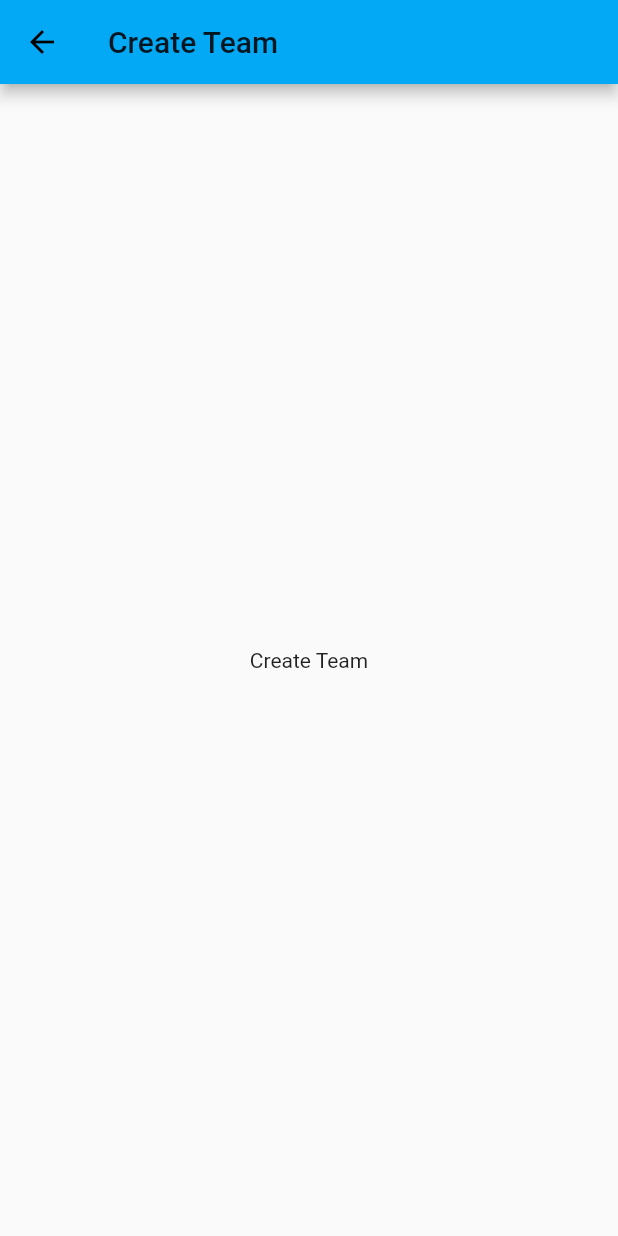
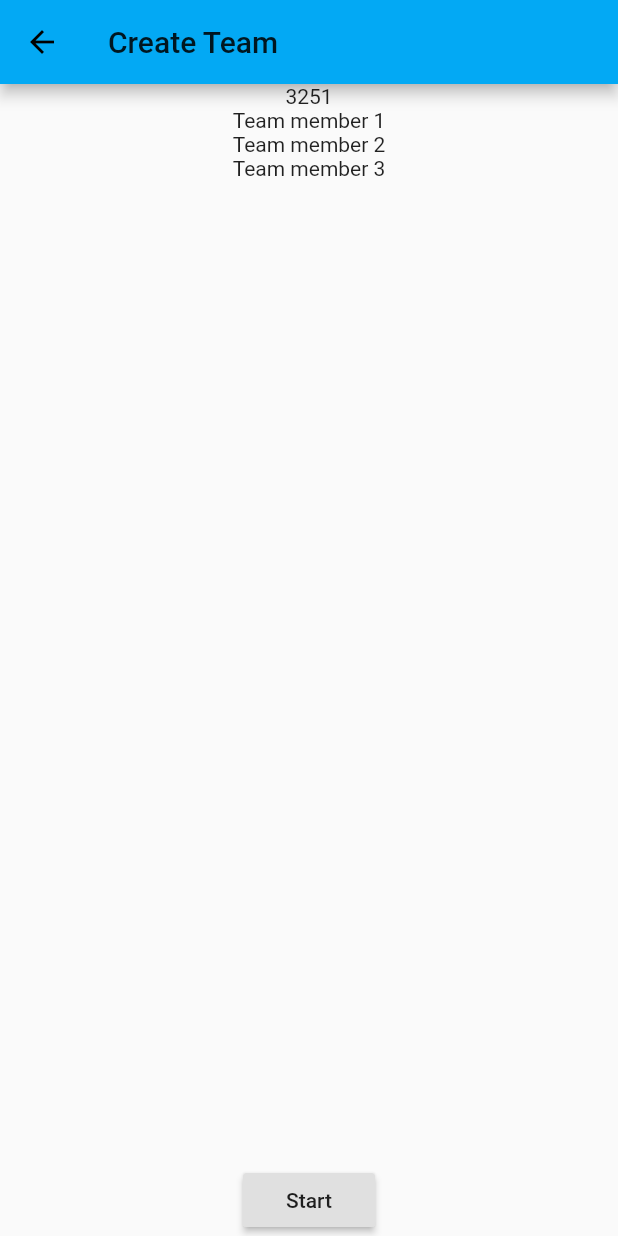
Before and after one commit to codersuk/treasurehunt, a Flutter app: the CreateTeam screen opened directly, on a phone screen of 412 x 824 dp. Run offline on Flutter 3.47's test engine with Material 2 defaults, Android fonts, the phone set to English and light mode, and no system bars.

Commit message:
added flex for create team page

```diff
--- a/lib/pages/createteam.dart
+++ b/lib/pages/createteam.dart
@@ -1,4 +1,5 @@
 import 'package:flutter/material.dart';
+import 'dart:math';
 
 class CreateTeam extends StatefulWidget {
   @override
@@ -9,6 +10,18 @@ class CreateTeam extends StatefulWidget {
 }
 
 class CreateTeamState extends State<CreateTeam> {
+
+  int teamCode;
+
+  @override
+  void initState() {
+    super.initState();
+    var rand = new Random();
+    int min = 1000;
+    int max = 9999;
+    teamCode = min + rand.nextInt(max - min);
+  }
+
   @override
   Widget build(BuildContext context) {
     // TODO: implement build
@@ -17,7 +30,32 @@ class CreateTeamState extends State<CreateTeam> {
         title: Text('Create Team'),
       ),
       body: Center(
-        child: Text('Create Team'),
+        child: Column (
+          children: <Widget>[
+            Text(teamCode.toString()),
+            Flexible(
+              child: new Container(
+                child: Column(
+                  children: <Widget>[
+                    Text("Team member 1"),
+                    Text("Team member 2"),
+                    Text("Team member 3"),
+                  ],
+                )
+              )
+            ),
+            RaisedButton(
+              onPressed: () {
+                Navigator.push(context, MaterialPageRoute<void>(
+                    builder: (BuildContext context){
+                     // return PageBrowse();
+                    })
+                );
+              },
+              child: Text("Start"),
+            )
+          ],
+        ),
       ),
     );
   }
```
Also changed, not shown: 4 other files.
